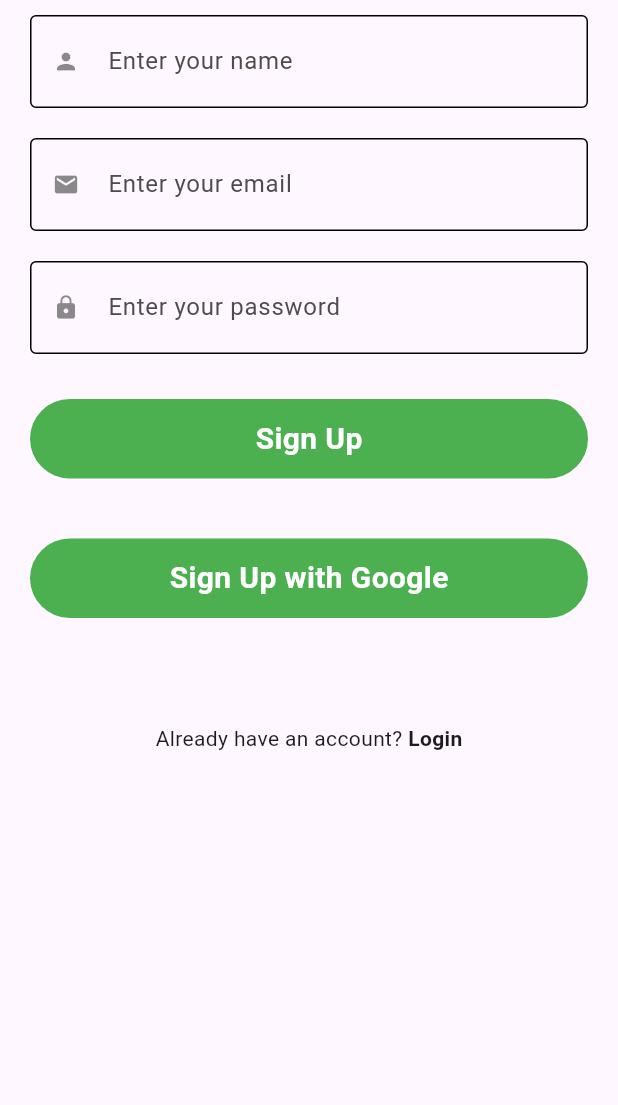
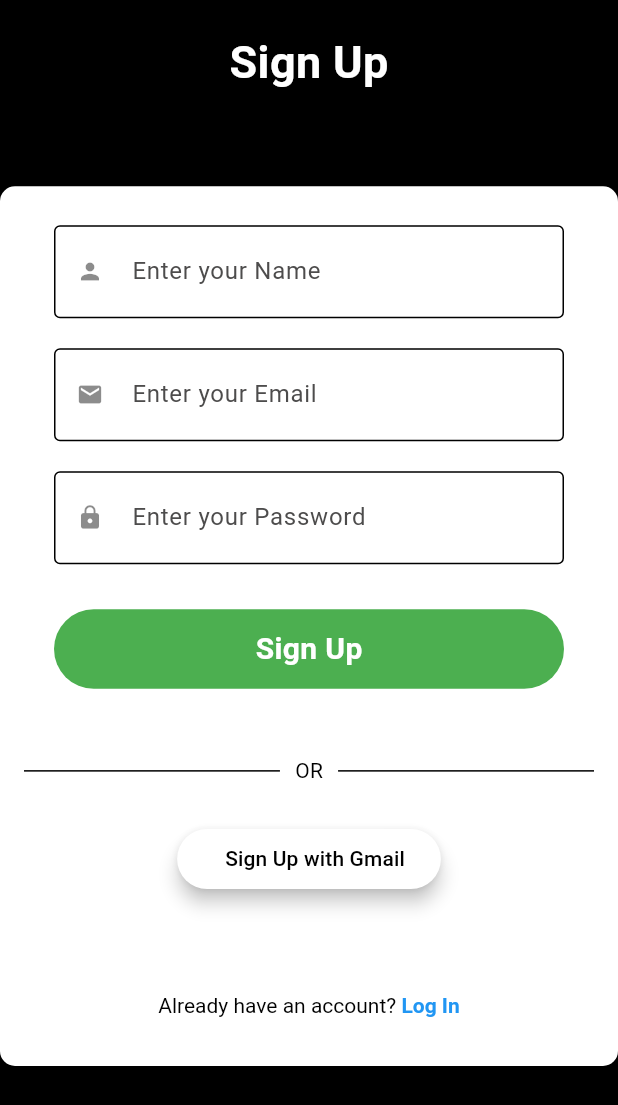
Before and after one commit to TechPyllars2024/AutoCareCarOwners, a Flutter app: the SignupScreen screen opened directly, on a phone screen of 412 x 824 dp. Shown: the top 1105 px of the screen. Run offline on Flutter 3.47's test engine with Material 3 defaults, Android fonts, the phone set to English and light mode, and no system bars; our stand-ins replace cloud_firestore, firebase_auth, firebase_core, google_sign_in; accounts and stored records are empty.

Commit message:
Fixed Sign Up Ui and Log In

```diff
--- a/lib/Authentication/Screen/login.dart
+++ b/lib/Authentication/Screen/login.dart
@@ -27,7 +27,7 @@ class _SignupScreenState extends State<LoginScreen> {
     super.dispose();
     emailController.dispose();
     passwordController.dispose();
-     myController.dispose();
+    myController.dispose();
   }
 
 // email and passowrd auth part
@@ -159,7 +159,7 @@ class _SignupScreenState extends State<LoginScreen> {
                     ),
 
                     // Don't have an account? got to signup screen
-                    SizedBox(height: size.height * 0.03),
+                    const SizedBox(height: 50),
                     RichText(
                       text: TextSpan(
                         text: "Don't have an account? ",
@@ -169,7 +169,7 @@ class _SignupScreenState extends State<LoginScreen> {
                             text: 'Sign Up',
                             style: const TextStyle(
                               color: Colors.blue,
-                              decoration: TextDecoration.underline,
+                              fontWeight: FontWeight.bold,
                             ),
                             recognizer: TapGestureRecognizer()
                               ..onTap = () {
--- a/lib/Authentication/Screen/signup.dart
+++ b/lib/Authentication/Screen/signup.dart
@@ -1,3 +1,5 @@
+import 'package:autocare_carowners/Authentication/Widgets/googleButton.dart';
+import 'package:flutter/gestures.dart';
 import 'package:flutter/material.dart';
 import 'package:autocare_carowners/Authentication/Services/authentication.dart';
 import '../Widgets/button.dart';
@@ -19,6 +21,7 @@ class _SignupScreenState extends State<SignupScreen> {
   final TextEditingController nameController = TextEditingController();
   final TextEditingController emailController = TextEditingController();
   final TextEditingController passwordController = TextEditingController();
+  final TextEditingController myController = TextEditingController();
   bool isLoading = false;
 
   @override
@@ -27,6 +30,7 @@ class _SignupScreenState extends State<SignupScreen> {
     emailController.dispose();
     passwordController.dispose();
     nameController.dispose();
+    myController.dispose();
   }
 
   void signupUser() async {
@@ -96,52 +100,124 @@ class _SignupScreenState extends State<SignupScreen> {
   }
   @override
   Widget build(BuildContext context) {
+    Size size = MediaQuery.of(context).size;
     return Scaffold(
+      backgroundColor: Colors.black,
       resizeToAvoidBottomInset: false,
       body: SafeArea(
         child: SizedBox(
           child: Column(
             crossAxisAlignment: CrossAxisAlignment.center,
-            children: [
+            children: <Widget>[
+              Container(
+                margin: const EdgeInsets.symmetric(vertical: 20),
+                child: const Text(
+                  "Sign Up",
+                  style: TextStyle(
+                    fontWeight: FontWeight.bold,
+                    fontSize: 30,
+                    color:Colors.white,
+                  ),
+                ),
+              ),
+              SizedBox(height: size.height * 0.02),
+              // image to be updated
+              // Image.asset(
+              //   'lib/Authentication/assets/images/welcomecar.png',
+              //   height: size.height * 0.2,
+              // ),
+              SizedBox(height: size.height * 0.03),
+              Container(
+                padding: const EdgeInsets.all(16),
+                decoration: BoxDecoration(
+                color: Colors.white,
+                borderRadius: BorderRadius.circular(10),
+                ),
+                child: Column(
+                  children: <Widget>[
                     TextFieldInput(
                         icon: Icons.person,
                         textEditingController: nameController,
-                  hintText: 'Enter your name',
+                        hintText: 'Enter your Name',
                         textInputType: TextInputType.text),
                     TextFieldInput(
                         icon: Icons.email,
                         textEditingController: emailController,
-                  hintText: 'Enter your email',
+                        hintText: 'Enter your Email',
                         textInputType: TextInputType.text),
                     TextFieldInput(
                       icon: Icons.lock,
                       textEditingController: passwordController,
-                hintText: 'Enter your password',
+                      hintText: 'Enter your Password',
                       textInputType: TextInputType.text,
                       isPass: true,
                     ),
                     MyButtons(onTap: signupUser, text: "Sign Up"),
-              MyButtons(onTap: signUpWithGoogle, text: "Sign Up with Google"),
+
+                    SizedBox(height: size.height * 0.03),
+                    const Row(
+                      children: <Widget>[
+                        Expanded(
+                          child: Divider(
+                            color: Colors.black, // Color of the divider
+                            thickness: 1, // Thickness of the divider
+                          ),
+                        ),
+                        Padding(
+                          padding: EdgeInsets.symmetric(horizontal: 10),
+                          child: Text(
+                            'OR',
+                            style: TextStyle(color: Colors.black),
+                          ),
+                        ),
+                        Expanded(
+                          child: Divider(
+                            color: Colors.black, // Color of the divider
+                            thickness: 1, // Thickness of the divider
+                          ),
+                        ),
+                      ],
+                    ),
+
+                    SizedBox(height: size.height * 0.03),
+                    GoogleButton(
+                      textEditingController: myController,
+                      isPass: false,
+                      hintText: 'Sign Up with Gmail',
+                    ),
+
                     const SizedBox(height: 50),
-              Row(
-                mainAxisAlignment: MainAxisAlignment.center,
-                children: [
-                  const Text("Already have an account?"),
-                  GestureDetector(
-                    onTap: () {
-                      Navigator.of(context).push(
-                        MaterialPageRoute(
-                          builder: (context) => const LoginScreen(),
+                    TextButton(
+                      onPressed: () {
+                        // Handle navigation to login screen
+                      },
+                      child: RichText(
+                        text: TextSpan(
+                          text: 'Already have an account? ',
+                          style: const TextStyle(color: Colors.black),
+                          children: <TextSpan>[
+                            TextSpan(
+                              text: 'Log In',
+                              style: const TextStyle(
+                                color: Colors.blue,
+                                fontWeight: FontWeight.bold,
                               ),
+                              recognizer: TapGestureRecognizer()
+                                ..onTap = () {
+                                  // Navigate to LoginScreen
+                                  Navigator.push(
+                                    context,
+                                    MaterialPageRoute(builder: (context) => const LoginScreen()),
                                   );
                                 },
-                    child: const Text(
-                      " Login",
-                      style: TextStyle(fontWeight: FontWeight.bold),
                             ),
-                  )
                           ],
-              )
+                        ),
+                      ),
+                    ),
+                  ],
+                ),
+              ),
             ],
           ),
         ),
```
Lines whose indentation alone changed are shown as unchanged.
